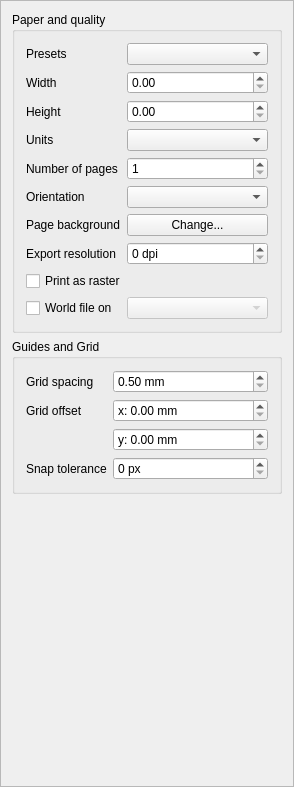
Before: the Qt Designer form src/ui/qgscompositionwidgetbase.ui in qgis/QGIS, drawn with Qt 5.
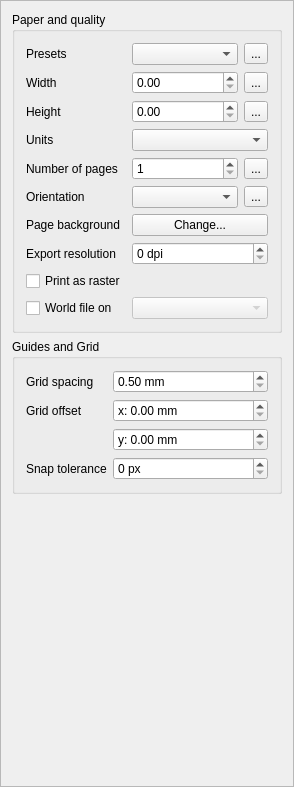
After: the same form once the commit is applied. Custom widgets are drawn as their Qt base class.

Commit message: [FEATURE][composer] Data defined page size, orientation and number of pages for compositions. Funded by Canton of Neuchâtel, Switzerland

What changed in the file:
```diff
--- a/src/ui/qgscompositionwidgetbase.ui
+++ b/src/ui/qgscompositionwidgetbase.ui
@@ -65,12 +65,6 @@
           <bool>false</bool>
          </property>
          <layout class="QFormLayout" name="formLayout">
-          <property name="fieldGrowthPolicy">
-           <enum>QFormLayout::AllNonFixedFieldsGrow</enum>
-          </property>
-          <property name="labelAlignment">
-           <set>Qt::AlignLeading|Qt::AlignLeft|Qt::AlignVCenter</set>
-          </property>
           <item row="0" column="0">
            <widget class="QLabel" name="textLabel3">
             <property name="text">
@@ -85,6 +79,8 @@
            </widget>
           </item>
           <item row="0" column="1">
+           <layout class="QHBoxLayout" name="horizontalLayout">
+            <item>
            <widget class="QComboBox" name="mPaperSizeComboBox">
             <property name="enabled">
              <bool>true</bool>
@@ -97,6 +93,15 @@
             </property>
            </widget>
           </item>
+            <item>
+             <widget class="QgsDataDefinedButton" name="mPaperSizeDDBtn">
+              <property name="text">
+               <string>...</string>
+              </property>
+             </widget>
+            </item>
+           </layout>
+          </item>
           <item row="1" column="0">
            <widget class="QLabel" name="label">
             <property name="text">
@@ -108,6 +113,8 @@
            </widget>
           </item>
           <item row="1" column="1">
+           <layout class="QHBoxLayout" name="horizontalLayout_2">
+            <item>
            <widget class="QDoubleSpinBox" name="mPaperWidthDoubleSpinBox">
             <property name="sizePolicy">
              <sizepolicy hsizetype="Preferred" vsizetype="Minimum">
@@ -126,6 +133,15 @@
             </property>
            </widget>
           </item>
+            <item>
+             <widget class="QgsDataDefinedButton" name="mPaperWidthDDBtn">
+              <property name="text">
+               <string>...</string>
+              </property>
+             </widget>
+            </item>
+           </layout>
+          </item>
           <item row="2" column="0">
            <widget class="QLabel" name="label_2">
             <property name="text">
@@ -137,6 +153,8 @@
            </widget>
           </item>
           <item row="2" column="1">
+           <layout class="QHBoxLayout" name="horizontalLayout_3">
+            <item>
            <widget class="QDoubleSpinBox" name="mPaperHeightDoubleSpinBox">
             <property name="sizePolicy">
              <sizepolicy hsizetype="Preferred" vsizetype="Minimum">
@@ -155,6 +173,15 @@
             </property>
            </widget>
           </item>
+            <item>
+             <widget class="QgsDataDefinedButton" name="mPaperHeightDDBtn">
+              <property name="text">
+               <string>...</string>
+              </property>
+             </widget>
+            </item>
+           </layout>
+          </item>
           <item row="3" column="0">
            <widget class="QLabel" name="label_3">
             <property name="text">
@@ -189,12 +216,23 @@
            </widget>
           </item>
           <item row="4" column="1">
+           <layout class="QHBoxLayout" name="horizontalLayout_4">
+            <item>
            <widget class="QSpinBox" name="mNumPagesSpinBox">
             <property name="minimum">
              <number>1</number>
             </property>
            </widget>
           </item>
+            <item>
+             <widget class="QgsDataDefinedButton" name="mNumPagesDDBtn">
+              <property name="text">
+               <string>...</string>
+              </property>
+             </widget>
+            </item>
+           </layout>
+          </item>
           <item row="5" column="0">
            <widget class="QLabel" name="textLabel7">
             <property name="text">
@@ -209,6 +247,8 @@
            </widget>
           </item>
           <item row="5" column="1">
+           <layout class="QHBoxLayout" name="horizontalLayout_5">
+            <item>
            <widget class="QComboBox" name="mPaperOrientationComboBox">
             <property name="enabled">
              <bool>true</bool>
@@ -221,6 +261,36 @@
             </property>
            </widget>
           </item>
+            <item>
+             <widget class="QgsDataDefinedButton" name="mPaperOrientationDDBtn">
+              <property name="text">
+               <string>...</string>
+              </property>
+             </widget>
+            </item>
+           </layout>
+          </item>
+          <item row="6" column="0">
+           <widget class="QLabel" name="label_10">
+            <property name="text">
+             <string>Page background</string>
+            </property>
+           </widget>
+          </item>
+          <item row="6" column="1">
+           <widget class="QPushButton" name="mPageStyleButton">
+            <property name="text">
+             <string>Change...</string>
+            </property>
+           </widget>
+          </item>
+          <item row="7" column="0">
+           <widget class="QLabel" name="label_9">
+            <property name="text">
+             <string>Export resolution</string>
+            </property>
+           </widget>
+          </item>
           <item row="7" column="1">
            <widget class="QSpinBox" name="mResolutionSpinBox">
             <property name="suffix">
@@ -234,14 +304,7 @@
             </property>
            </widget>
           </item>
-          <item row="7" column="0">
-           <widget class="QLabel" name="label_9">
-            <property name="text">
-             <string>Export resolution</string>
-            </property>
-           </widget>
-          </item>
-          <item row="9" column="0" colspan="2">
+          <item row="8" column="0">
            <widget class="QCheckBox" name="mPrintAsRasterCheckBox">
             <property name="text">
              <string>Print as raster</string>
@@ -254,7 +317,7 @@
             </property>
            </widget>
           </item>
-          <item row="10" column="0">
+          <item row="9" column="0">
            <widget class="QCheckBox" name="mGenerateWorldFileCheckBox">
             <property name="sizePolicy">
              <sizepolicy hsizetype="Minimum" vsizetype="Preferred">
@@ -267,7 +330,7 @@
             </property>
            </widget>
           </item>
-          <item row="10" column="1">
+          <item row="9" column="1">
            <widget class="QComboBox" name="mWorldFileMapComboBox">
             <property name="enabled">
              <bool>false</bool>
@@ -277,20 +340,6 @@
             </property>
            </widget>
           </item>
-          <item row="6" column="1">
-           <widget class="QPushButton" name="mPageStyleButton">
-            <property name="text">
-             <string>Change...</string>
-            </property>
-           </widget>
-          </item>
-          <item row="6" column="0">
-           <widget class="QLabel" name="label_10">
-            <property name="text">
-             <string>Page background</string>
-            </property>
-           </widget>
-          </item>
          </layout>
         </widget>
        </item>
@@ -428,6 +477,11 @@
    <header location="global">qgscollapsiblegroupbox.h</header>
    <container>1</container>
   </customwidget>
+  <customwidget>
+   <class>QgsDataDefinedButton</class>
+   <extends>QToolButton</extends>
+   <header>qgsdatadefinedbutton.h</header>
+  </customwidget>
  </customwidgets>
  <tabstops>
   <tabstop>scrollArea</tabstop>
```
Lines whose indentation alone changed are shown as unchanged. The commit also changes 8 other files.
